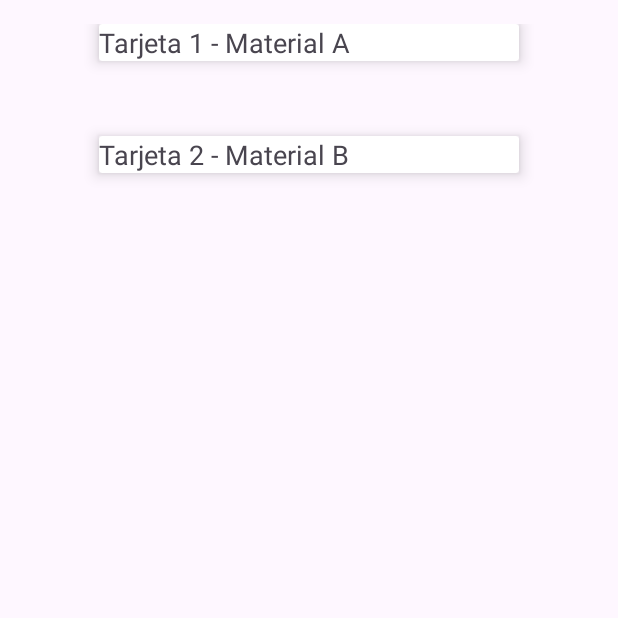
After one commit to mariam-bel/AppAndroid, an Android app: the fragment Materiales shown on its own in the app's theme, on a phone screen of 412 x 824 dp, the top half of it. The commit adds this screen. Run offline under Robolectric (Android 15) with nearby library versions, the phone set to English and light mode, and no system bars.

Commit message:
Creando fragments

```diff
--- a/app/build.gradle.kts
+++ b/app/build.gradle.kts
@@ -43,6 +43,8 @@ dependencies {
     implementation(libs.material)
     implementation(libs.androidx.activity)
     implementation(libs.androidx.constraintlayout)
+    implementation(libs.androidx.lifecycle.livedata.ktx)
+    implementation(libs.androidx.lifecycle.viewmodel.ktx)
     testImplementation(libs.junit)
     androidTestImplementation(libs.androidx.junit)
     androidTestImplementation(libs.androidx.espresso.core)
--- a/app/src/main/AndroidManifest.xml
+++ b/app/src/main/AndroidManifest.xml
@@ -13,6 +13,9 @@
         android:roundIcon="@mipmap/ic_launcher_round"
         android:supportsRtl="true"
         android:theme="@style/Theme.First">
+        <activity
+            android:name=".MainActivity2"
+            android:exported="false" />
         <activity
             android:name=".Register"
             android:exported="false" />
--- /dev/null
+++ b/app/src/main/java/com/mariambel/myapplication/mainfr/Materiales.java
@@ -0,0 +1,19 @@
+package com.mariambel.myapplication.mainfr;
+
+import android.os.Bundle;
+import android.view.LayoutInflater;
+import android.view.View;
+import android.view.ViewGroup;
+
+import androidx.annotation.NonNull;
+import androidx.annotation.Nullable;
+import androidx.fragment.app.Fragment;
+
+import com.mariambel.myapplication.R;
+
+public class Materiales extends Fragment {@Nullable
+@Override
+public View onCreateView(@NonNull LayoutInflater inflater, @Nullable ViewGroup container, @Nullable Bundle savedInstanceState) {
+    return inflater.inflate(R.layout.fragment_materiales, container, false);
+}
+}
--- /dev/null
+++ b/app/src/main/res/layout/fragment_materiales.xml
@@ -0,0 +1,47 @@
+<?xml version="1.0" encoding="utf-8"?>
+<ScrollView xmlns:android="http://schemas.android.com/apk/res/android"
+    xmlns:app="http://schemas.android.com/apk/res-auto"
+    android:layout_width="match_parent"
+    android:layout_height="match_parent">
+
+    <LinearLayout
+        android:layout_width="match_parent"
+        android:orientation="vertical"
+        android:padding="16dp"
+        android:layout_height="wrap_content">
+
+        <androidx.cardview.widget.CardView
+            android:layout_width="match_parent"
+            android:layout_height="wrap_content"
+            android:layout_marginLeft="50dp"
+            android:layout_marginRight="50dp"
+            android:layout_marginBottom="50dp"
+            app:cardElevation="6dp"
+            android:padding="16dp">
+
+            <TextView
+                android:layout_width="wrap_content"
+                android:layout_height="wrap_content"
+                android:text="Tarjeta 1 - Material A"
+                android:textSize="18sp" />
+        </androidx.cardview.widget.CardView>
+
+        <androidx.cardview.widget.CardView
+            android:layout_width="match_parent"
+            android:layout_height="wrap_content"
+            android:layout_marginBottom="50dp"
+            android:layout_marginLeft="50dp"
+            android:layout_marginRight="50dp"
+            app:cardElevation="6dp"
+            android:padding="16dp">
+
+            <TextView
+                android:layout_width="wrap_content"
+                android:layout_height="wrap_content"
+                android:text="Tarjeta 2 - Material B"
+                android:textSize="18sp" />
+        </androidx.cardview.widget.CardView>
+
+    </LinearLayout>
+
+</ScrollView>
--- a/app/src/main/res/values/strings.xml
+++ b/app/src/main/res/values/strings.xml
@@ -1,3 +1,5 @@
 <resources>
     <string name="app_name">Synora</string>
+    <!-- TODO: Remove or change this placeholder text -->
+    <string name="hello_blank_fragment">Hello blank fragment</string>
 </resources>
--- a/gradle/libs.versions.toml
+++ b/gradle/libs.versions.toml
@@ -9,6 +9,8 @@ appcompat = "1.6.1"
 material = "1.10.0"
 activity = "1.8.0"
 constraintlayout = "2.1.4"
+lifecycleLivedataKtx = "2.6.1"
+lifecycleViewmodelKtx = "2.6.1"
 
 [libraries]
 androidx-core-ktx = { group = "androidx.core", name = "core-ktx", version.ref = "coreKtx" }
@@ -19,6 +21,8 @@ androidx-appcompat = { group = "androidx.appcompat", name = "appcompat", version
 material = { group = "com.google.android.material", name = "material", version.ref = "material" }
 androidx-activity = { group = "androidx.activity", name = "activity", version.ref = "activity" }
 androidx-constraintlayout = { group = "androidx.constraintlayout", name = "constraintlayout", version.ref = "constraintlayout" }
+androidx-lifecycle-livedata-ktx = { group = "androidx.lifecycle", name = "lifecycle-livedata-ktx", version.ref = "lifecycleLivedataKtx" }
+androidx-lifecycle-viewmodel-ktx = { group = "androidx.lifecycle", name = "lifecycle-viewmodel-ktx", version.ref = "lifecycleViewmodelKtx" }
 
 [plugins]
 android-application = { id = "com.android.application", version.ref = "agp" }
```
Also changed, not shown: app/src/main/java/com/mariambel/myapplication/frmanager/Paginador.java (added, +37 -0 lines), app/src/main/java/com/mariambel/myapplication/mainfr/Elementos.java (added, +21 -0 lines), app/src/main/java/com/mariambel/myapplication/ui/main/MainFragment.java (added, +39 -0 lines), app/src/main/java/com/mariambel/myapplication/ui/main/MainViewModel.java (added, +7 -0 lines), app/src/main/res/layout/activity_main2.xml (added, +7 -0 lines), app/src/main/res/layout/fragment_elementos.xml (added, +14 -0 lines), app/src/main/res/layout/fragment_main.xml (added, +20 -0 lines).
